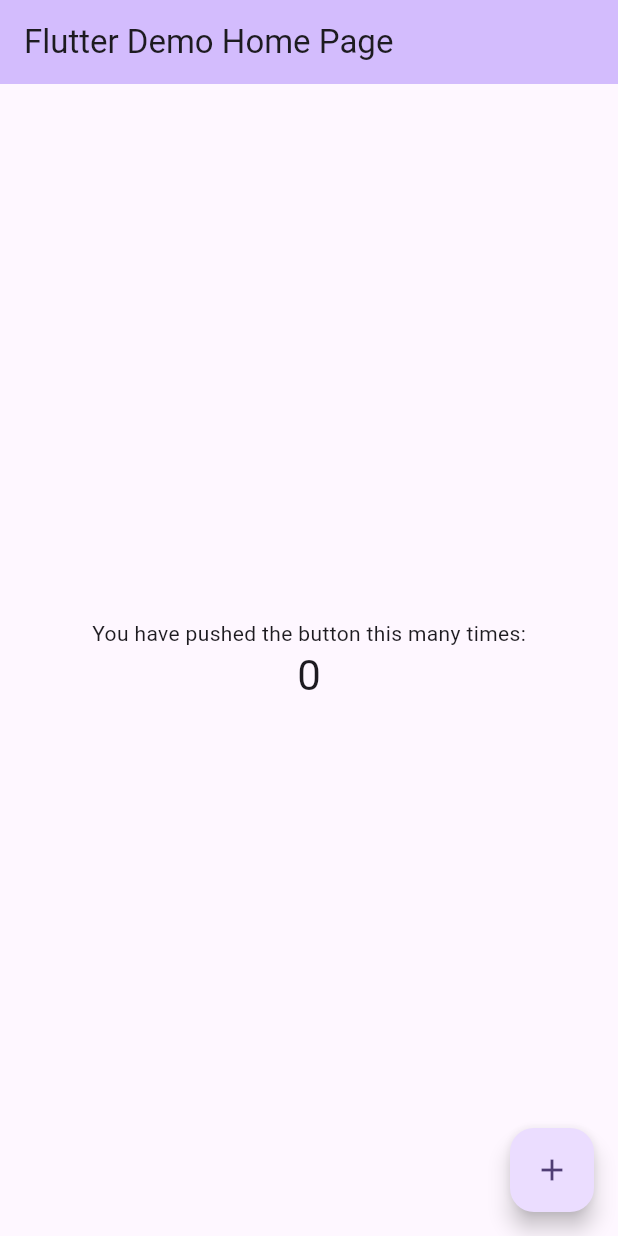
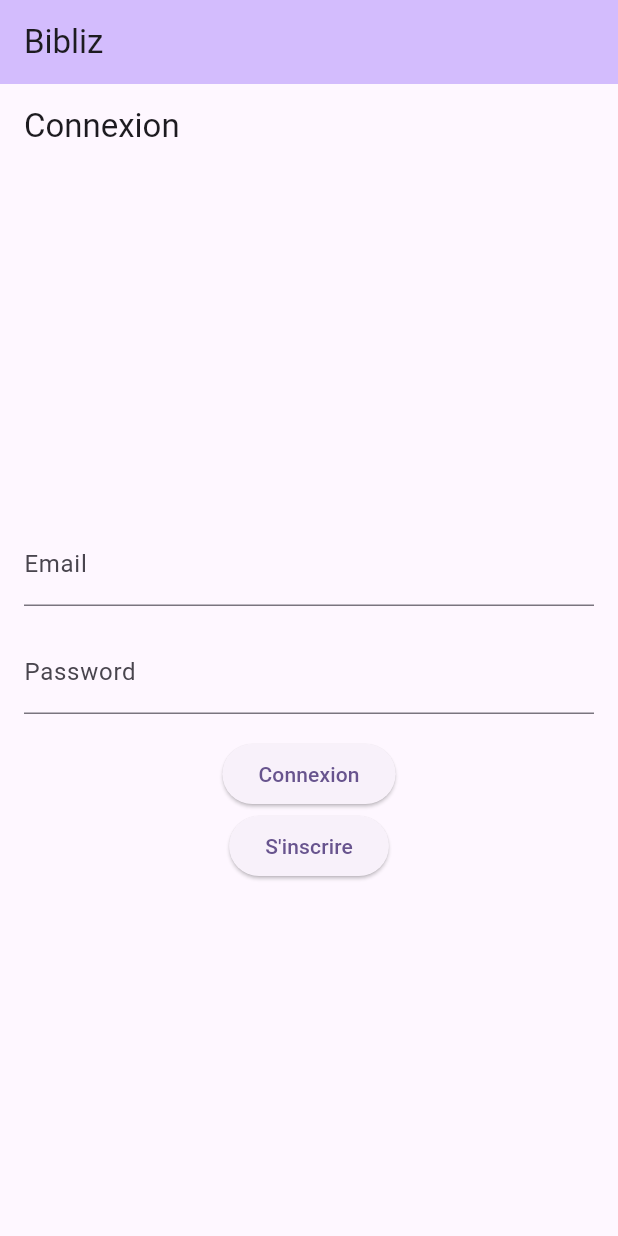
Before and after one commit to HugoM38/Bibliz, a Flutter app: the screen it shows after launch, on a phone screen of 412 x 824 dp. Run offline on Flutter 3.47's test engine with Material 3 defaults, Android fonts, the phone set to English and light mode, and no system bars.

Commit message:
feat: implement the base of signin and signup page

```diff
--- a/lib/main.dart
+++ b/lib/main.dart
@@ -1,125 +1,45 @@
+import 'package:bibliz/ui/account/signin.dart';
 import 'package:flutter/material.dart';
 
 void main() {
-  runApp(const MyApp());
+  runApp(const Bibliz());
 }
 
-class MyApp extends StatelessWidget {
-  const MyApp({super.key});
+class Bibliz extends StatelessWidget {
+  const Bibliz({super.key});
 
   // This widget is the root of your application.
   @override
   Widget build(BuildContext context) {
     return MaterialApp(
-      title: 'Flutter Demo',
+      title: 'Bibliz',
       theme: ThemeData(
-        // This is the theme of your application.
-        //
-        // TRY THIS: Try running your application with "flutter run". You'll see
-        // the application has a blue toolbar. Then, without quitting the app,
-        // try changing the seedColor in the colorScheme below to Colors.green
-        // and then invoke "hot reload" (save your changes or press the "hot
-        // reload" button in a Flutter-supported IDE, or press "r" if you used
-        // the command line to start the app).
-        //
-        // Notice that the counter didn't reset back to zero; the application
-        // state is not lost during the reload. To reset the state, use hot
-        // restart instead.
-        //
-        // This works for code too, not just values: Most code changes can be
-        // tested with just a hot reload.
         colorScheme: ColorScheme.fromSeed(seedColor: Colors.deepPurple),
         useMaterial3: true,
       ),
-      home: const MyHomePage(title: 'Flutter Demo Home Page'),
+      home: const HomePage(title: 'Bibliz'),
     );
   }
 }
 
-class MyHomePage extends StatefulWidget {
-  const MyHomePage({super.key, required this.title});
-
-  // This widget is the home page of your application. It is stateful, meaning
-  // that it has a State object (defined below) that contains fields that affect
-  // how it looks.
-
-  // This class is the configuration for the state. It holds the values (in this
-  // case the title) provided by the parent (in this case the App widget) and
-  // used by the build method of the State. Fields in a Widget subclass are
-  // always marked "final".
-
+class HomePage extends StatefulWidget {
+  const HomePage({super.key, required this.title});
   final String title;
 
   @override
-  State<MyHomePage> createState() => _MyHomePageState();
+  State<HomePage> createState() => _HomePageState();
 }
 
-class _MyHomePageState extends State<MyHomePage> {
-  int _counter = 0;
-
-  void _incrementCounter() {
-    setState(() {
-      // This call to setState tells the Flutter framework that something has
-      // changed in this State, which causes it to rerun the build method below
-      // so that the display can reflect the updated values. If we changed
-      // _counter without calling setState(), then the build method would not be
-      // called again, and so nothing would appear to happen.
-      _counter++;
-    });
-  }
+class _HomePageState extends State<HomePage> {
 
   @override
   Widget build(BuildContext context) {
-    // This method is rerun every time setState is called, for instance as done
-    // by the _incrementCounter method above.
-    //
-    // The Flutter framework has been optimized to make rerunning build methods
-    // fast, so that you can just rebuild anything that needs updating rather
-    // than having to individually change instances of widgets.
     return Scaffold(
       appBar: AppBar(
-        // TRY THIS: Try changing the color here to a specific color (to
-        // Colors.amber, perhaps?) and trigger a hot reload to see the AppBar
-        // change color while the other colors stay the same.
         backgroundColor: Theme.of(context).colorScheme.inversePrimary,
-        // Here we take the value from the MyHomePage object that was created by
-        // the App.build method, and use it to set our appbar title.
         title: Text(widget.title),
       ),
-      body: Center(
-        // Center is a layout widget. It takes a single child and positions it
-        // in the middle of the parent.
-        child: Column(
-          // Column is also a layout widget. It takes a list of children and
-          // arranges them vertically. By default, it sizes itself to fit its
-          // children horizontally, and tries to be as tall as its parent.
-          //
-          // Column has various properties to control how it sizes itself and
-          // how it positions its children. Here we use mainAxisAlignment to
-          // center the children vertically; the main axis here is the vertical
-          // axis because Columns are vertical (the cross axis would be
-          // horizontal).
-          //
-          // TRY THIS: Invoke "debug painting" (choose the "Toggle Debug Paint"
-          // action in the IDE, or press "p" in the console), to see the
-          // wireframe for each widget.
-          mainAxisAlignment: MainAxisAlignment.center,
-          children: <Widget>[
-            const Text(
-              'You have pushed the button this many times:',
-            ),
-            Text(
-              '$_counter',
-              style: Theme.of(context).textTheme.headlineMedium,
-            ),
-          ],
-        ),
-      ),
-      floatingActionButton: FloatingActionButton(
-        onPressed: _incrementCounter,
-        tooltip: 'Increment',
-        child: const Icon(Icons.add),
-      ), // This trailing comma makes auto-formatting nicer for build methods.
+      body: const SigninPage()
     );
   }
 }
--- /dev/null
+++ b/lib/ui/account/signin.dart
@@ -0,0 +1,61 @@
+import 'package:bibliz/ui/account/signup.dart';
+import 'package:flutter/material.dart';
+
+class SigninPage extends StatefulWidget {
+  const SigninPage({super.key});
+
+  @override
+  State<SigninPage> createState() => _SigninPageState();
+}
+
+class _SigninPageState extends State<SigninPage> {
+  final TextEditingController _emailController = TextEditingController();
+  final TextEditingController _passwordController = TextEditingController();
+
+  @override
+  Widget build(BuildContext context) {
+    return Scaffold(
+      appBar: AppBar(
+        title: const Text('Connexion'),
+      ),
+      body: Padding(
+        padding: const EdgeInsets.all(16.0),
+        child: Column(
+          mainAxisAlignment: MainAxisAlignment.center,
+          children: [
+            TextField(
+              controller: _emailController,
+              decoration: const InputDecoration(labelText: 'Email'),
+            ),
+            const SizedBox(height: 16.0),
+            TextField(
+              controller: _passwordController,
+              decoration: const InputDecoration(labelText: 'Password'),
+              obscureText: true,
+            ),
+            const SizedBox(height: 16.0),
+            ElevatedButton(
+              onPressed: () {
+                // Ajoutez ici la logique de vérification du login
+                String email = _emailController.text;
+                String password = _passwordController.text;
+                print('Email: $email\nPassword: $password');
+                // Ajoutez la logique de vérification du login ici
+              },
+              child: const Text('Connexion'),
+            ),
+            ElevatedButton(
+              onPressed: () {
+                Navigator.push(
+                    context,
+                    MaterialPageRoute(
+                        builder: (context) => const SignUpPage()));
+              },
+              child: const Text("S'inscrire"),
+            ),
+          ],
+        ),
+      ),
+    );
+  }
+}
```
Also changed, not shown: lib/ui/account/signup.dart (added, +51 -0 lines), lib/database/users/users_query.dart (added), pubspec.lock, 1 other file.
